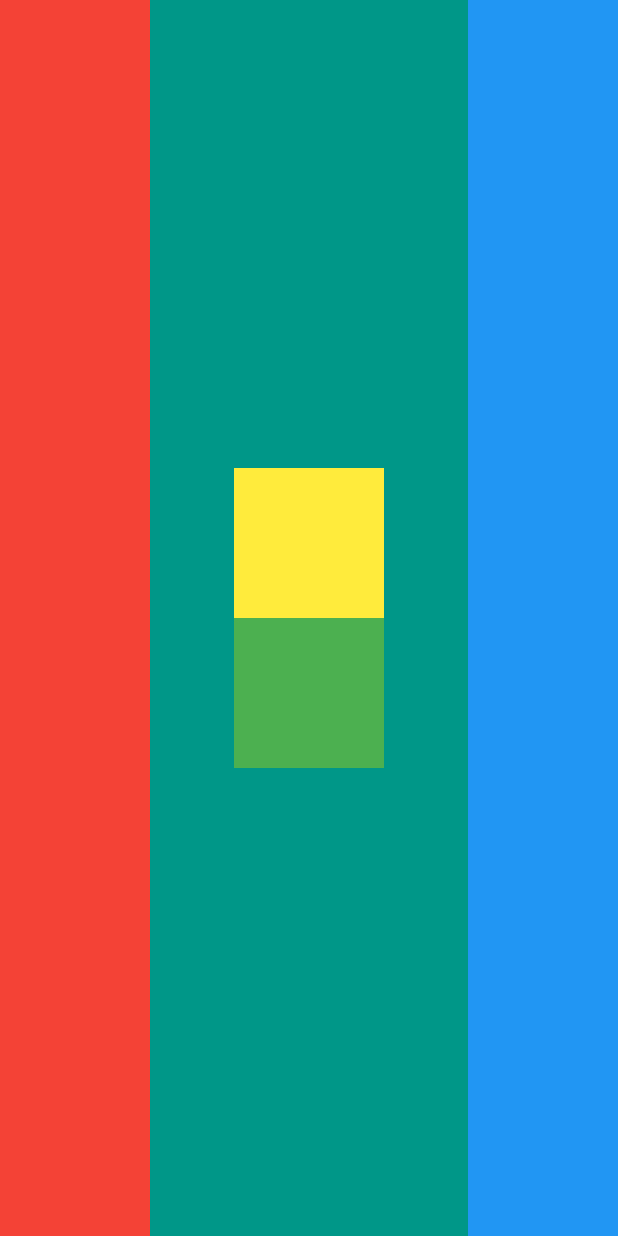
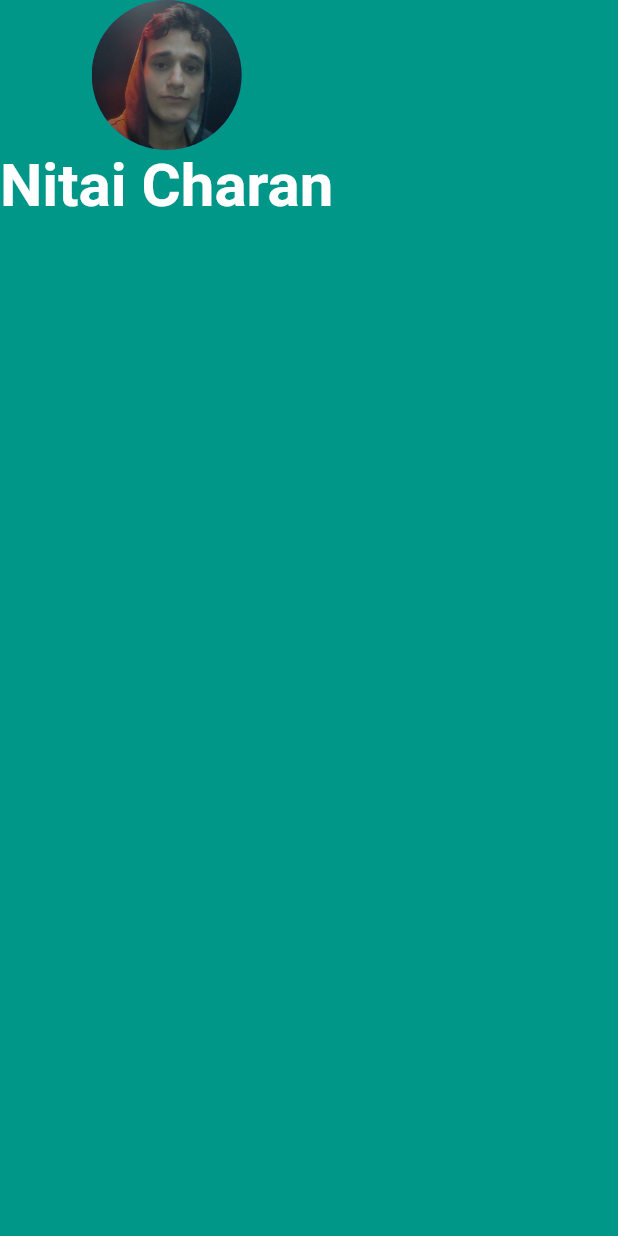
Before and after one commit to nitaicharan/Udemy-TC2020FDBWD3, a Flutter app: the screen it shows after launch, on a phone screen of 412 x 824 dp. Run offline on Flutter 3.47's test engine with Material 2 defaults, Android fonts, the light colour scheme and no system bars; missing offline and left inert: dart:html.

Commit message:
41. Tapping into Widget Properties
- CircleAvatar
- FontWeight
- TextStyle

```diff
--- a/lib/main.dart
+++ b/lib/main.dart
@@ -1,39 +1,30 @@
+import 'dart:html';
+
 import 'package:flutter/material.dart';
 
 void main() => runApp(MyApp());
 
 class MyApp extends StatelessWidget {
-  @override
   Widget build(BuildContext context) {
     return MaterialApp(
       home: Scaffold(
-          backgroundColor: Colors.teal,
-          body: SafeArea(
-            child: Row(
-              crossAxisAlignment: CrossAxisAlignment.stretch,
-              mainAxisAlignment: MainAxisAlignment.spaceBetween,
-              children: <Widget>[
-                Container(
-                  height: 100.0,
-                  width: 100.0,
-                  color: Colors.red,
-                ),
-                Column(
-                    mainAxisAlignment: MainAxisAlignment.center,
-                    children: <Widget>[
-                      Container(
-                          color: Colors.yellow, width: 100.0, height: 100.0),
-                      Container(
-                          color: Colors.green, width: 100.0, height: 100.0),
-                    ]),
-                Container(
-                  color: Colors.blue,
-                  height: 100.0,
-                  width: 100.0,
-                )
-              ],
+        backgroundColor: Colors.teal,
+        body: SafeArea(
+          child: Column(children: <Widget>[
+            CircleAvatar(
+              radius: 50.0,
+              backgroundImage: AssetImage('images/profile.jpeg'),
             ),
-          )),
+            Text(
+              'Nitai Charan',
+              style: TextStyle(
+                  fontSize: 40.0,
+                  color: Colors.white,
+                  fontWeight: FontWeight.bold),
+            ),
+          ]),
+        ),
+      ),
     );
   }
 }
--- a/pubspec.yaml
+++ b/pubspec.yaml
@@ -41,9 +41,8 @@ flutter:
   uses-material-design: true
 
   # To add assets to your application, add an assets section, like this:
-  # assets:
-  #  - images/a_dot_burr.jpeg
-  #  - images/a_dot_ham.jpeg
+  assets:
+    - images/
 
   # An image asset can refer to one or more resolution-specific "variants", see
   # https://flutter.dev/assets-and-images/#resolution-aware.
```
Also changed, not shown: images/profile.jpeg (added).
